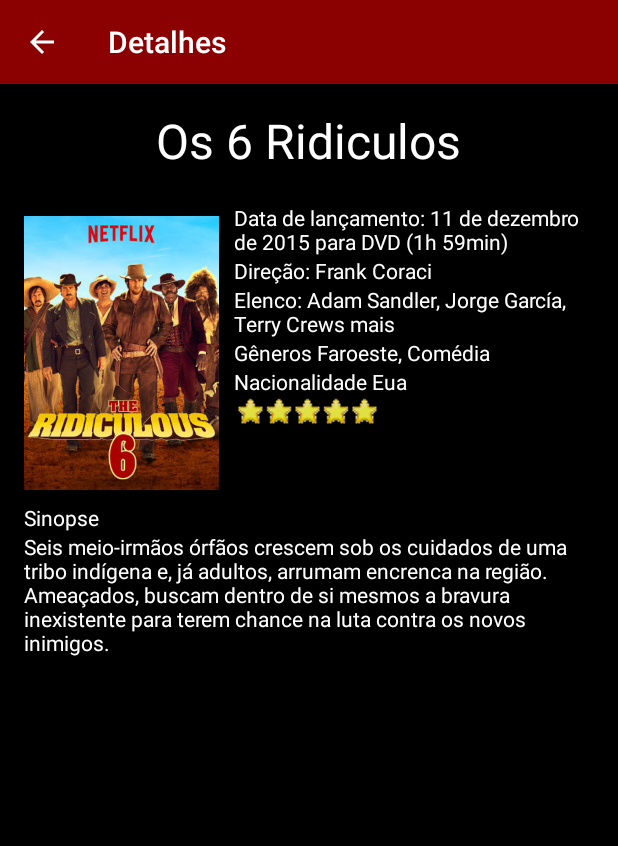
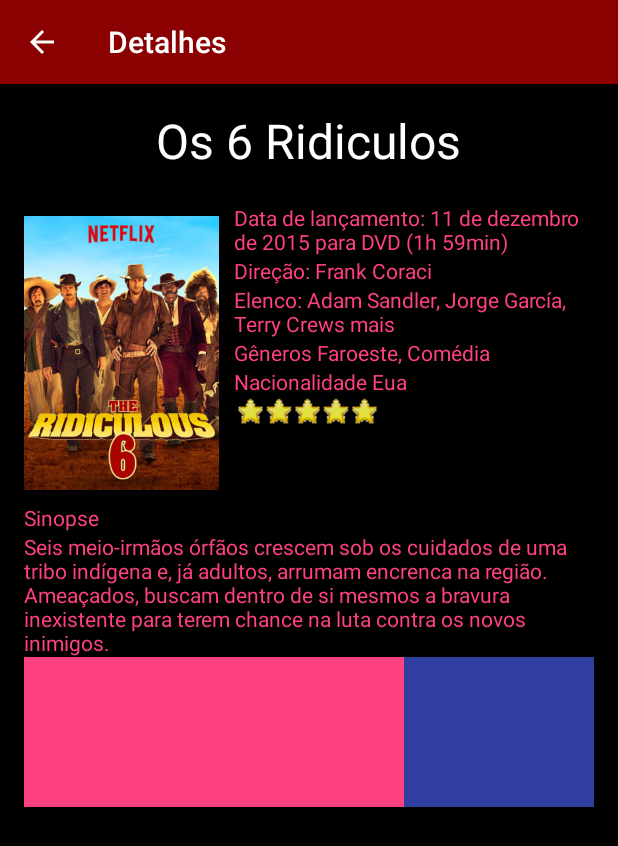
Before and after one commit to kassiano/ifilmes, an Android app: the DetalhesActivity screen opened directly, with no data from a screen before it, on a phone screen of 412 x 824 dp. Shown: the top 846 px of the screen. Run offline under Robolectric (Android 15) with nearby library versions, the phone set to English and light mode, and no system bars.

Commit message:
aplicanto style nos textos

```diff
--- a/app/src/main/res/layout/content_detalhes.xml
+++ b/app/src/main/res/layout/content_detalhes.xml
@@ -47,34 +47,35 @@
                 android:layout_width="wrap_content"
                 android:layout_height="wrap_content"
                 android:text="Data de lançamento: 11 de dezembro de 2015 para DVD (1h 59min)"
-                android:textColor="@color/white"
-                />
+                style="@style/textos" />
+
             <TextView
                 android:layout_width="wrap_content"
                 android:layout_height="wrap_content"
                 android:text="Direção: Frank Coraci"
-                android:textColor="@color/white"
+                style="@style/textos"
                 />
 
             <TextView
                 android:layout_width="wrap_content"
                 android:layout_height="wrap_content"
                 android:text="Elenco: Adam Sandler, Jorge García, Terry Crews mais"
-                android:textColor="@color/white"
+                style="@style/textos"
                 />
 
             <TextView
                 android:layout_width="wrap_content"
                 android:layout_height="wrap_content"
                 android:text="Gêneros Faroeste, Comédia"
-                android:textColor="@color/white"
+                style="@style/textos"
                 />
 
             <TextView
                 android:layout_width="wrap_content"
                 android:layout_height="wrap_content"
                 android:text="Nacionalidade Eua"
-                android:textColor="@color/white"/>
+                style="@style/textos"
+                />
 
 
             <ImageView
@@ -91,14 +92,34 @@
         android:layout_width="wrap_content"
         android:layout_height="wrap_content"
         android:text="Sinopse"
-        android:textColor="@color/white" />
+        style="@style/textos"/>
 
     <TextView
         android:layout_width="wrap_content"
         android:layout_height="wrap_content"
         android:text="Seis meio-irmãos órfãos crescem sob os cuidados de uma tribo indígena e, já adultos, arrumam encrenca na região. Ameaçados, buscam dentro de si mesmos a bravura inexistente para terem chance na luta contra os novos inimigos."
-        android:textColor="@color/white"
+        style="@style/textos"
         />
 
+    <LinearLayout
+        android:layout_width="match_parent"
+        android:layout_height="100dp"
+        android:orientation="horizontal">
+
+        <LinearLayout
+            android:layout_width="0dp"
+            android:layout_height="match_parent"
+            android:background="@color/colorAccent"
+            android:layout_weight="2">
+        </LinearLayout>
+
+        <LinearLayout
+            android:layout_width="0dp"
+            android:layout_height="match_parent"
+            android:background="@color/colorPrimaryDark"
+            android:layout_weight="1">
+        </LinearLayout>
+
+    </LinearLayout>
 
 </LinearLayout>
--- a/app/src/main/res/values/styles.xml
+++ b/app/src/main/res/values/styles.xml
@@ -1,4 +1,10 @@
 <resources>
+
+    <style name="textos">
+        <item name="android:textSize">14sp</item>
+        <item name="android:textColor">@color/colorAccent</item>
+    </style>
+
 
     <!-- Base application theme. -->
     <style name="AppTheme" parent="Theme.AppCompat.Light.DarkActionBar">
@@ -17,4 +23,7 @@
 
     <style name="AppTheme.PopupOverlay" parent="ThemeOverlay.AppCompat.Light" />
 
+
+
+
 </resources>
```
